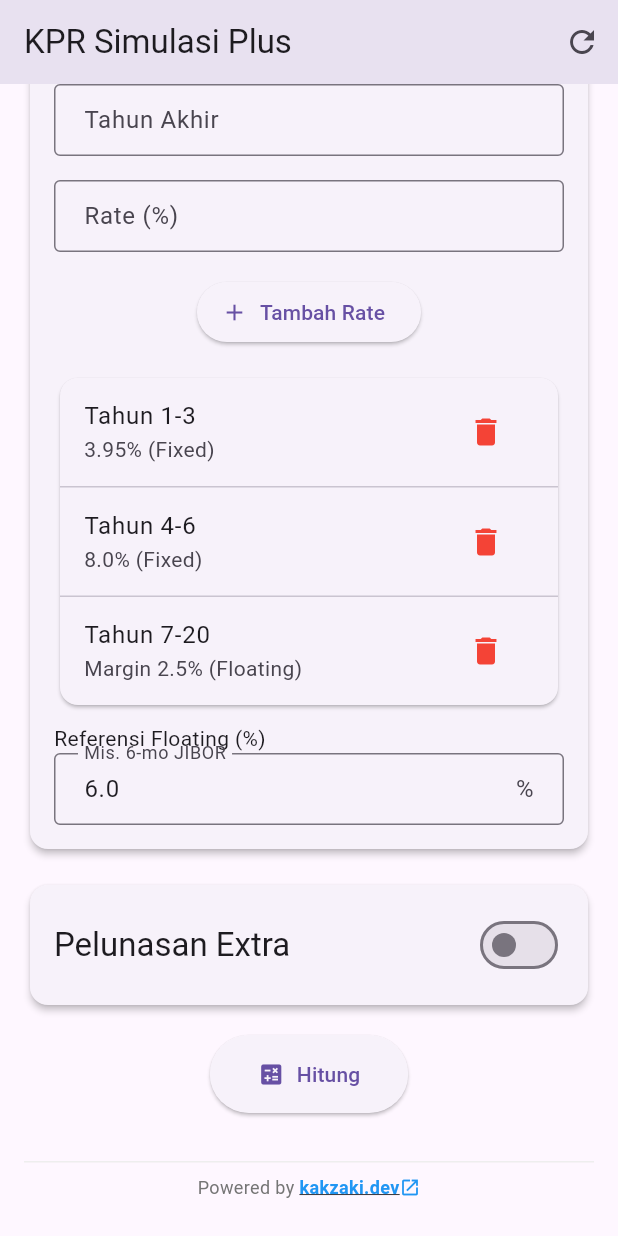
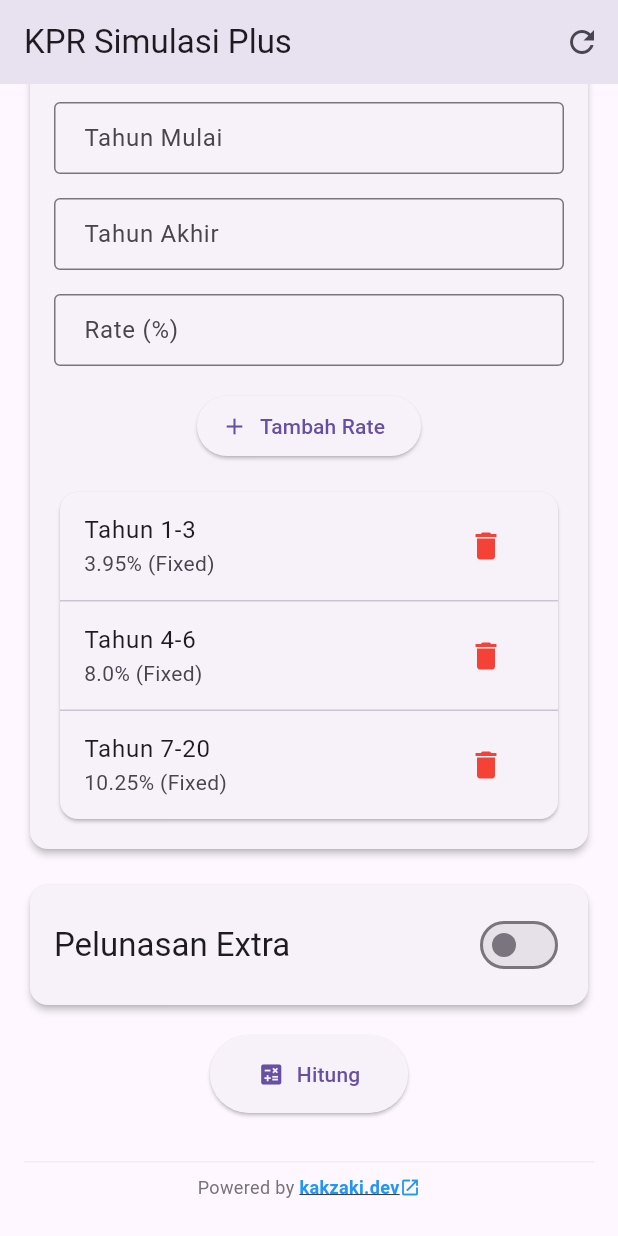
Before and after one commit to kakzaki/simulasi_kpr, a Flutter app: the screen it shows after launch, scrolled down 576 dp, after a tap on the "refresh" icon, on a phone screen of 412 x 824 dp. Run offline on Flutter 3.47's test engine with Material 3 defaults, Android fonts, the light colour scheme and no system bars; our stand-ins replace open_file, share_plus; missing offline and left inert: excel, headup_loading, universal_html.

Commit message:
based on floating rate update and version bump
**Commit message:**
update default floating rate, remove reference field, and bump version

```diff
--- a/lib/main.dart
+++ b/lib/main.dart
@@ -74,15 +74,13 @@ class _CreditSimulationScreenState extends State<CreditSimulationScreen> {
   final _ratePeriodEndController = TextEditingController();
   final _rateController = TextEditingController();
 
-  /* controller baru */
-  final _floatingMarginController = TextEditingController(text: '2.5');
-  final _floatingRefController = TextEditingController(text: '6.0');
+  final _floatingMarginController = TextEditingController(text: '13.5');
 
   /* data */
   final List<InterestRatePeriod> _periods = [
     InterestRatePeriod('1-3', 3.95, type: RateType.fixed),
     InterestRatePeriod('4-6', 8.0, type: RateType.fixed),
-    InterestRatePeriod('7-20', 0, margin: 2.5, type: RateType.floating),
+    InterestRatePeriod('7-20', 10.25, type: RateType.fixed),
   ];
 
   final List<Map<String, dynamic>> _angsuranTable = [];
@@ -106,7 +104,6 @@ class _CreditSimulationScreenState extends State<CreditSimulationScreen> {
     _rateController.dispose();
     _scrollController.dispose();
     _floatingMarginController.dispose();
-    _floatingRefController.dispose();
     super.dispose();
   }
 
@@ -120,7 +117,7 @@ class _CreditSimulationScreenState extends State<CreditSimulationScreen> {
       if (tahun >= years[0] && tahun <= years[1]) {
         if (p.type == RateType.fixed) return p.rate / 100;
         // floating
-        final ref = double.tryParse(_floatingRefController.text) ?? 6.0;
+        final ref = 0;
         final margin =
             p.margin ?? double.tryParse(_floatingMarginController.text) ?? 2.5;
         return (ref + margin) / 100;
@@ -625,7 +622,7 @@ class _CreditSimulationScreenState extends State<CreditSimulationScreen> {
                 keyboardType:
                     const TextInputType.numberWithOptions(decimal: true),
                 decoration: const InputDecoration(
-                    labelText: 'Margin Floating (%)', suffixText: '%'),
+                    labelText: 'Rate Floating (%)', suffixText: '%'),
                 inputFormatters: [
                   FilteringTextInputFormatter.allow(RegExp(r'^\d*\.?\d{0,2}')),
                 ],
@@ -652,7 +649,7 @@ class _CreditSimulationScreenState extends State<CreditSimulationScreen> {
                       title: Text('Tahun ${p.period}'),
                       subtitle: Text(p.type == RateType.fixed
                           ? '${p.rate}% (Fixed)'
-                          : 'Margin ${p.margin ?? _floatingMarginController.text}% (Floating)'),
+                          : '${p.margin ?? _floatingMarginController.text}% (Floating)'),
                       trailing: IconButton(
                         icon: const Icon(Icons.delete, color: Colors.red),
                         onPressed: () => setState(() => _periods.removeAt(i)),
@@ -662,20 +659,6 @@ class _CreditSimulationScreenState extends State<CreditSimulationScreen> {
                 ),
               ),
             ],
-            const SizedBox(height: 8),
-            const Text('Referensi Floating (%)'),
-            TextFormField(
-              controller: _floatingRefController,
-              keyboardType:
-                  const TextInputType.numberWithOptions(decimal: true),
-              decoration: const InputDecoration(
-                labelText: 'Mis. 6-mo JIBOR',
-                suffixText: '%',
-              ),
-              inputFormatters: [
-                FilteringTextInputFormatter.allow(RegExp(r'^\d*\.?\d{0,2}')),
-              ],
-            ),
           ],
         ),
       ),
@@ -917,14 +900,12 @@ class _CreditSimulationScreenState extends State<CreditSimulationScreen> {
                   ..addAll([
                     InterestRatePeriod('1-3', 3.95, type: RateType.fixed),
                     InterestRatePeriod('4-6', 8.0, type: RateType.fixed),
-                    InterestRatePeriod('7-20', 0,
-                        margin: 2.5, type: RateType.floating),
+                    InterestRatePeriod('7-20', 10.25, type: RateType.fixed),
                   ]);
                 _jumlahKreditController.text = '500.000.000';
                 _tenorController.text = '240';
                 _penaltyRateController.text = '10';
-                _floatingMarginController.text = '2.5';
-                _floatingRefController.text = '6.0';
+                _floatingMarginController.text = '13.5';
               });
             },
           ),
--- a/pubspec.yaml
+++ b/pubspec.yaml
@@ -16,7 +16,7 @@ publish_to: 'none' # Remove this line if you wish to publish to pub.dev
 # https://developer.apple.com/library/archive/documentation/General/Reference/InfoPlistKeyReference/Articles/CoreFoundationKeys.html
 # In Windows, build-name is used as the major, minor, and patch parts
 # of the product and file versions while build-number is used as the build suffix.
-version: 1.0.6+6
+version: 1.0.7+7
 
 environment:
   sdk: ^3.6.1
```
